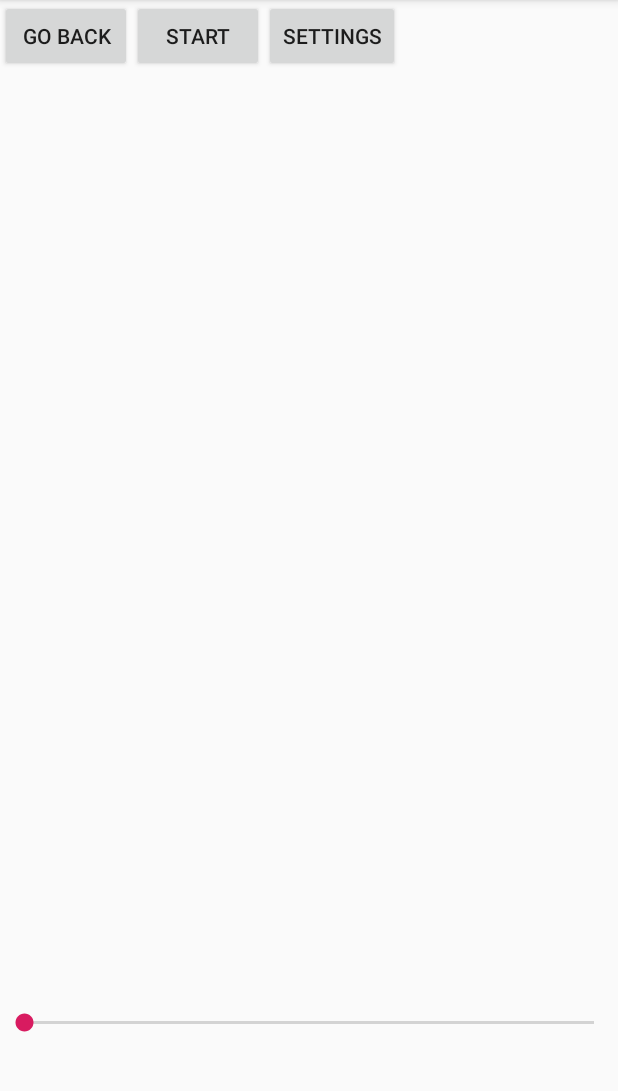
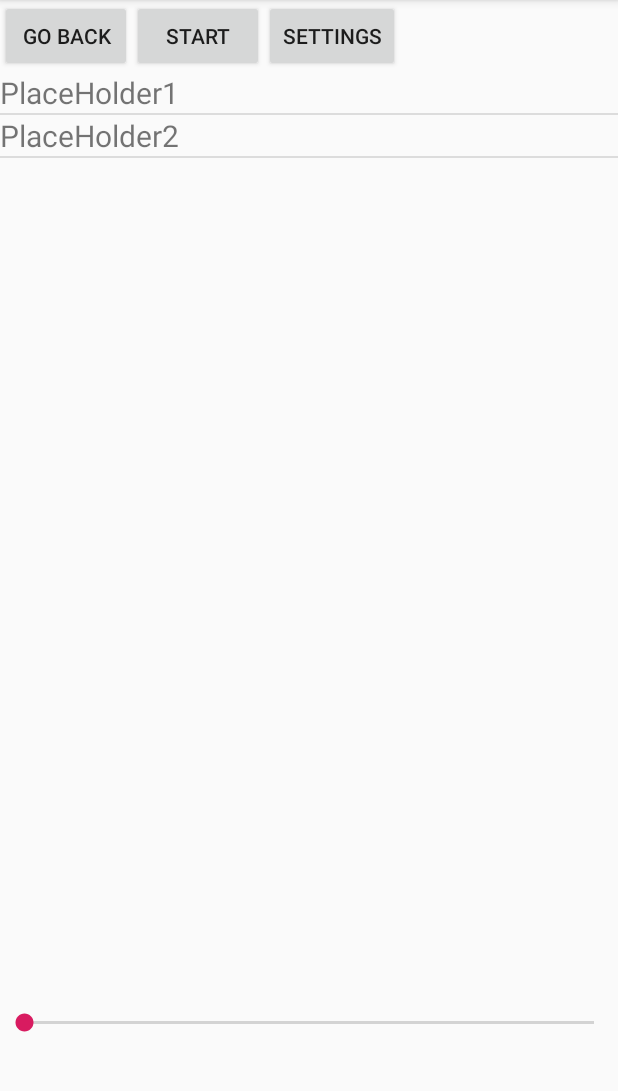
Before and after one commit to ifsheldon/caption_app, an Android app: the SubtitleShowView screen opened directly, with no data from a screen before it, on a phone screen of 412 x 824 dp, the part 84-1175 px from its top. Run offline under Robolectric (Android 15) with nearby library versions, the phone set to English and light mode, and no system bars; our stand-ins replace RxJava; libraries missing offline, so code that uses them is left out: ua.naiksoftware.stomp; 1 statement that could not run was skipped.

```diff
--- a/app/src/main/java/com/example/caption/SubtitleShowView.java
+++ b/app/src/main/java/com/example/caption/SubtitleShowView.java
@@ -8,15 +8,16 @@ import android.util.Log;
 import android.util.TypedValue;
 import android.view.LayoutInflater;
 import android.view.View;
+import android.view.WindowManager;
 import android.widget.ArrayAdapter;
 import android.widget.Button;
+import android.widget.ListView;
 import android.widget.SeekBar;
+import android.widget.Switch;
 import android.widget.TextView;
 
 import androidx.appcompat.app.AlertDialog;
 import androidx.appcompat.app.AppCompatActivity;
-
-//import com.example.caption.networking.ServiceClient;
 
 import com.example.caption.networking.ServiceClient;
 
@@ -39,6 +40,7 @@ public class SubtitleShowView extends AppCompatActivity
     private SeekBar subTitleSizeSeekBar;
     private boolean started;
     private AlertDialog settingDialog;
+    private ListView textList;
 
     @Override
     protected void onCreate(Bundle savedInstanceState)
@@ -78,6 +80,12 @@ public class SubtitleShowView extends AppCompatActivity
     @SuppressLint("CheckResult")
     private void initViewComponents()
     {
+        String[] tes = {"PlaceHolder1", "PlaceHolder2"};
+        ArrayList<String> test = new ArrayList<>(Arrays.asList(tes));
+        ArrayAdapter<String> arrayAdapter = new ArrayAdapter<>(this, R.layout.text_item, test);
+        textList = findViewById(R.id.textList);
+        textList.setAdapter(arrayAdapter);
+
         AlertDialog.Builder alertBuilder = new AlertDialog.Builder(this);
         String alertMsg = "Cannot connect";
         alertBuilder.setMessage(alertMsg)
@@ -86,20 +94,16 @@ public class SubtitleShowView extends AppCompatActivity
         alertDialog = alertBuilder.create();
 
         AlertDialog.Builder builder = new AlertDialog.Builder(this);
-        builder.setTitle("Settings");
-        builder.setPositiveButton("OK", null);
         LayoutInflater inflater = (LayoutInflater) getSystemService(Context.LAYOUT_INFLATER_SERVICE);
         View dialogView = inflater.inflate(R.layout.setting_dialog, null);
-        builder.setView(dialogView);
-        settingDialog = builder.create();
-
-        Button settingButton = findViewById(R.id.setting_button);
-        settingButton.setOnClickListener(v -> settingDialog.show());
-
-        goBackButton = findViewById(R.id.gbButton);
-        goBackButton.setOnClickListener(_view -> goBackToMain());
-        textView = findViewById(R.id.textView);
         TextView demonstration_text = dialogView.findViewById(R.id.font_size_demonstration);
+        Switch screenSwitch = dialogView.findViewById(R.id.screen_on_switch);
+        screenSwitch.setOnCheckedChangeListener((_buttonView, isChecked) -> {
+            if (isChecked)
+                this.getWindow().addFlags(WindowManager.LayoutParams.FLAG_KEEP_SCREEN_ON);
+            else
+                this.getWindow().clearFlags(WindowManager.LayoutParams.FLAG_KEEP_SCREEN_ON);
+        });
         subTitleSizeSeekBar = dialogView.findViewById(R.id.subtitle_size_seekbar);
         subTitleSizeSeekBar.setOnSeekBarChangeListener(new SeekBar.OnSeekBarChangeListener()
         {
@@ -112,19 +116,32 @@ public class SubtitleShowView extends AppCompatActivity
             @Override
             public void onStartTrackingTouch(SeekBar seekBar)
             {
-
             }
 
             @Override
             public void onStopTrackingTouch(SeekBar seekBar)
             {
-
             }
         });
-        String[] tes = {"PlaceHolder1", "PlaceHolder2"};
-        ArrayList<String> test = new ArrayList<>(Arrays.asList(tes));
-        ArrayAdapter<String> arrayAdapter = new ArrayAdapter<>(this, R.layout.text_item, test);
+        builder.setTitle("Settings");
+        builder.setPositiveButton("OK", (_dialog, _which) -> {
+            for (int i = 0; i < textList.getChildCount(); i++)
+            {
+                TextView v = (TextView) textList.getChildAt(i);
+                v.setTextSize(TypedValue.COMPLEX_UNIT_DIP, subTitleSizeSeekBar.getProgress());
+            }
+        });
+        builder.setCancelable(false);
+        builder.setNegativeButton("Cancel", null);
+        builder.setView(dialogView);
+        settingDialog = builder.create();
 
+        Button settingButton = findViewById(R.id.setting_button);
+        settingButton.setOnClickListener(v -> settingDialog.show());
+
+        goBackButton = findViewById(R.id.gbButton);
+        goBackButton.setOnClickListener(_view -> goBackToMain());
+        textView = findViewById(R.id.textView);
 
         initClientConnection(topic, arrayAdapter);
         startButton = findViewById(R.id.startButton);
--- a/app/src/main/res/layout/setting_dialog.xml
+++ b/app/src/main/res/layout/setting_dialog.xml
@@ -6,6 +6,7 @@
     android:orientation="vertical">
 
     <Switch
+        android:id="@+id/screen_on_switch"
         android:layout_width="match_parent"
         android:layout_height="wrap_content"
         android:layout_margin="10dp"
--- a/app/src/main/res/layout/text_item.xml
+++ b/app/src/main/res/layout/text_item.xml
@@ -2,6 +2,6 @@
 <TextView xmlns:android="http://schemas.android.com/apk/res/android"
     android:layout_width="match_parent"
     android:layout_height="wrap_content"
-    android:textSize="30dp">
+    android:textSize="20dp">
 
 </TextView>
```
